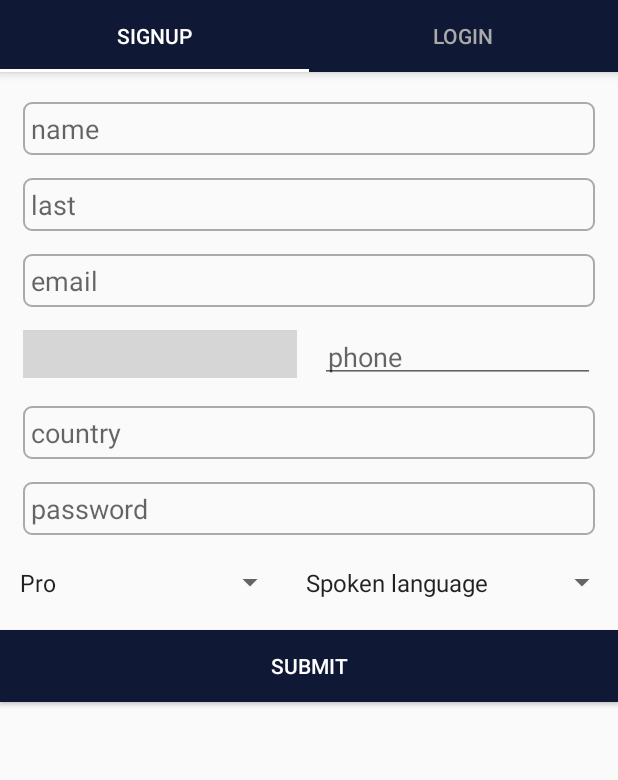
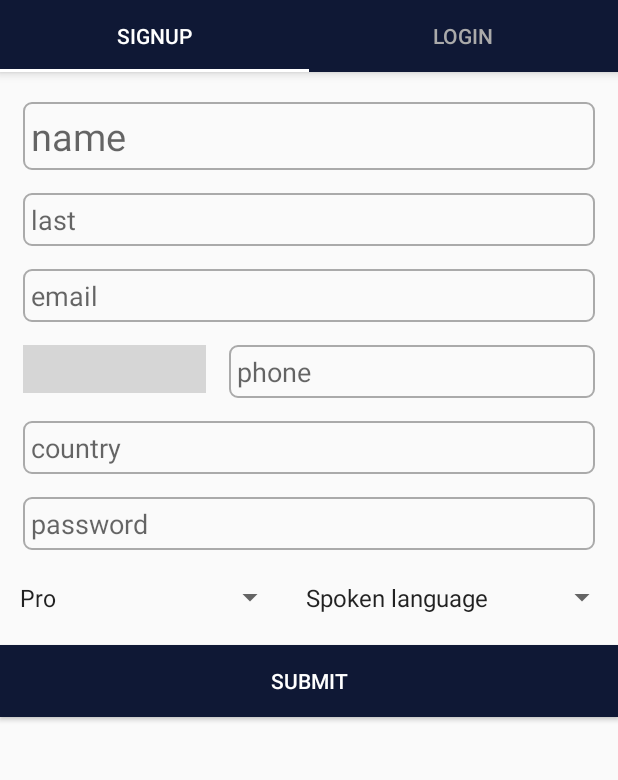
Before and after one commit to tvruikuzui/Shark-Tips, an Android app: the screen it shows after launch (MainActivity), on a phone screen of 412 x 824 dp, the part 225-1005 px from its top. Run offline under Robolectric (Android 15) with nearby library versions, the phone set to English and light mode, and no system bars; our stand-ins replace Picasso; libraries missing offline, so code that uses them is left out: com.hbb20; plain views replace CountryCodePicker; pictures from the network do not load; 8 statements that could not run were skipped; grey boxes are pictures that could not be loaded.

Commit message:
xml in signal

```diff
--- a/Shark-Tips/SharkTips/app/src/main/res/layout/fragment_signup.xml
+++ b/Shark-Tips/SharkTips/app/src/main/res/layout/fragment_signup.xml
@@ -15,6 +15,7 @@
         android:padding="5dp"
         android:layout_marginLeft="15dp"
         android:layout_marginRight="15dp"
+        android:textSize="25sp"
         android:hint="name"/>
 
     <EditText
@@ -64,7 +65,8 @@
         android:inputType="phone"
         android:layout_marginTop="15dp"
         android:layout_width="0dp"
-        android:layout_weight="1"
+        android:layout_weight="2"
+        android:background="@drawable/input_output"
         android:layout_height="wrap_content"
         android:padding="5dp"
         android:layout_marginLeft="15dp"
```
